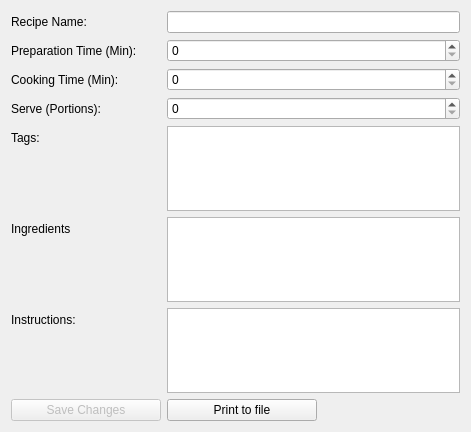
Before: the Qt Designer form edit_recipe.ui in slevasse/foodinator, drawn with Qt 5.
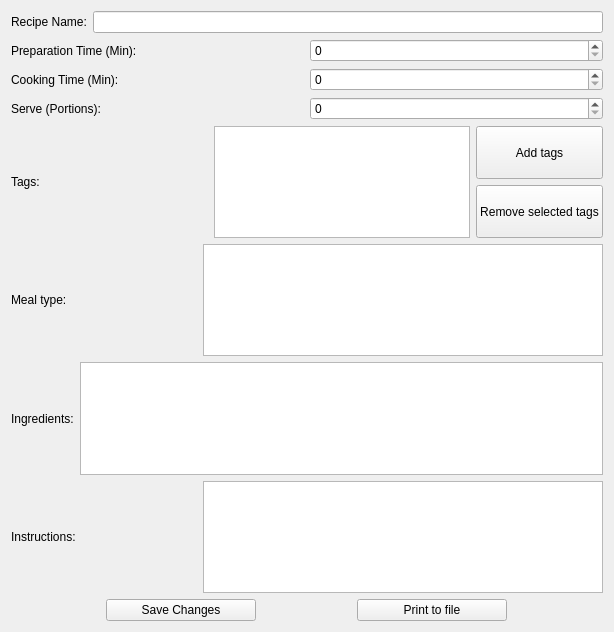
After: the same form once the commit is applied.

Commit message: worked more on the edit recipe popup. Can now edit all but ingredients and types.

What changed in the file:
```diff
--- a/edit_recipe.ui
+++ b/edit_recipe.ui
@@ -6,8 +6,8 @@
    <rect>
     <x>0</x>
     <y>0</y>
-    <width>471</width>
-    <height>432</height>
+    <width>614</width>
+    <height>632</height>
    </rect>
   </property>
   <property name="minimumSize">
@@ -25,18 +25,17 @@
   <property name="windowTitle">
    <string>Form</string>
   </property>
-  <layout class="QFormLayout" name="formLayout_2">
-   <property name="labelAlignment">
-    <set>Qt::AlignLeading|Qt::AlignLeft|Qt::AlignVCenter</set>
-   </property>
-   <item row="0" column="0">
+  <layout class="QVBoxLayout" name="verticalLayout">
+   <item>
+    <layout class="QHBoxLayout" name="horizontalLayout">
+     <item>
     <widget class="QLabel" name="label">
      <property name="text">
       <string>Recipe Name:</string>
      </property>
     </widget>
    </item>
-   <item row="0" column="1">
+     <item>
     <widget class="QLineEdit" name="lineEdit_edit_name">
      <property name="sizePolicy">
       <sizepolicy hsizetype="Expanding" vsizetype="Fixed">
@@ -49,82 +48,236 @@
      </property>
     </widget>
    </item>
-   <item row="1" column="0">
+    </layout>
+   </item>
+   <item>
+    <layout class="QHBoxLayout" name="horizontalLayout_2">
+     <item>
     <widget class="QLabel" name="label_2">
      <property name="text">
       <string>Preparation Time (Min):</string>
      </property>
     </widget>
    </item>
-   <item row="2" column="0">
+     <item>
+      <widget class="QSpinBox" name="spinBox_edit_prep_time">
+       <property name="maximum">
+        <number>1000</number>
+       </property>
+      </widget>
+     </item>
+    </layout>
+   </item>
+   <item>
+    <layout class="QHBoxLayout" name="horizontalLayout_3">
+     <item>
     <widget class="QLabel" name="label_3">
      <property name="text">
       <string>Cooking Time (Min):</string>
      </property>
     </widget>
    </item>
-   <item row="3" column="0">
+     <item>
+      <widget class="QSpinBox" name="spinBox_edit_cook_time">
+       <property name="maximum">
+        <number>1000</number>
+       </property>
+      </widget>
+     </item>
+    </layout>
+   </item>
+   <item>
+    <layout class="QHBoxLayout" name="horizontalLayout_4">
+     <item>
     <widget class="QLabel" name="label_4">
      <property name="text">
       <string>Serve (Portions):</string>
      </property>
     </widget>
    </item>
-   <item row="4" column="0">
+     <item>
+      <widget class="QSpinBox" name="spinBox_edit_portion">
+       <property name="maximum">
+        <number>1000</number>
+       </property>
+      </widget>
+     </item>
+    </layout>
+   </item>
+   <item>
+    <layout class="QHBoxLayout" name="horizontalLayout_5">
+     <item>
     <widget class="QLabel" name="label_5">
      <property name="text">
       <string>Tags:</string>
      </property>
     </widget>
    </item>
-   <item row="5" column="0">
+     <item>
+      <spacer name="horizontalSpacer">
+       <property name="orientation">
+        <enum>Qt::Horizontal</enum>
+       </property>
+       <property name="sizeHint" stdset="0">
+        <size>
+         <width>40</width>
+         <height>20</height>
+        </size>
+       </property>
+      </spacer>
+     </item>
+     <item>
+      <widget class="QListWidget" name="listWidget_edit_tags">
+       <property name="minimumSize">
+        <size>
+         <width>0</width>
+         <height>0</height>
+        </size>
+       </property>
+       <property name="selectionMode">
+        <enum>QAbstractItemView::ExtendedSelection</enum>
+       </property>
+      </widget>
+     </item>
+     <item>
+      <layout class="QVBoxLayout" name="verticalLayout_2">
+       <item>
+        <widget class="QPushButton" name="pushButton_add_tags">
+         <property name="sizePolicy">
+          <sizepolicy hsizetype="Minimum" vsizetype="Expanding">
+           <horstretch>0</horstretch>
+           <verstretch>0</verstretch>
+          </sizepolicy>
+         </property>
+         <property name="text">
+          <string>Add tags</string>
+         </property>
+        </widget>
+       </item>
+       <item>
+        <widget class="QPushButton" name="pushButton_remove_selected_tags">
+         <property name="sizePolicy">
+          <sizepolicy hsizetype="Minimum" vsizetype="Expanding">
+           <horstretch>0</horstretch>
+           <verstretch>0</verstretch>
+          </sizepolicy>
+         </property>
+         <property name="baseSize">
+          <size>
+           <width>0</width>
+           <height>0</height>
+          </size>
+         </property>
+         <property name="text">
+          <string>Remove selected tags</string>
+         </property>
+        </widget>
+       </item>
+      </layout>
+     </item>
+    </layout>
+   </item>
+   <item>
+    <layout class="QHBoxLayout" name="horizontalLayout_7">
+     <item>
+      <widget class="QLabel" name="label_8">
+       <property name="text">
+        <string>Meal type:</string>
+       </property>
+      </widget>
+     </item>
+     <item>
+      <spacer name="horizontalSpacer_2">
+       <property name="orientation">
+        <enum>Qt::Horizontal</enum>
+       </property>
+       <property name="sizeHint" stdset="0">
+        <size>
+         <width>40</width>
+         <height>20</height>
+        </size>
+       </property>
+      </spacer>
+     </item>
+     <item>
+      <widget class="QListWidget" name="listWidget_edit_type">
+       <property name="minimumSize">
+        <size>
+         <width>400</width>
+         <height>0</height>
+        </size>
+       </property>
+       <property name="selectionMode">
+        <enum>QAbstractItemView::ExtendedSelection</enum>
+       </property>
+       <property name="sortingEnabled">
+        <bool>false</bool>
+       </property>
+      </widget>
+     </item>
+    </layout>
+   </item>
+   <item>
+    <layout class="QHBoxLayout" name="horizontalLayout_6">
+     <item>
     <widget class="QLabel" name="label_6">
      <property name="text">
-      <string>Ingredients</string>
+        <string>Ingredients:</string>
      </property>
     </widget>
    </item>
-   <item row="6" column="0">
+     <item>
+      <widget class="QTableWidget" name="tableWidget_edit_ingredient">
+       <property name="minimumSize">
+        <size>
+         <width>400</width>
+         <height>0</height>
+        </size>
+       </property>
+      </widget>
+     </item>
+    </layout>
+   </item>
+   <item>
+    <layout class="QHBoxLayout" name="horizontalLayout_8">
+     <item>
     <widget class="QLabel" name="label_7">
      <property name="text">
       <string>Instructions:</string>
      </property>
     </widget>
    </item>
-   <item row="2" column="1">
-    <widget class="QSpinBox" name="spinBox_edit_cook_time">
-     <property name="maximum">
-      <number>1000</number>
-     </property>
-    </widget>
-   </item>
-   <item row="3" column="1">
-    <widget class="QSpinBox" name="spinBox_edit_portion">
-     <property name="maximum">
-      <number>1000</number>
-     </property>
-    </widget>
-   </item>
-   <item row="4" column="1">
-    <widget class="QListWidget" name="listWidget_edit_tags"/>
-   </item>
-   <item row="5" column="1">
-    <widget class="QTableWidget" name="tableWidget_edit_ingredient"/>
-   </item>
-   <item row="6" column="1">
-    <widget class="QPlainTextEdit" name="plainTextEdit_edit_instruction"/>
-   </item>
-   <item row="1" column="1">
-    <widget class="QSpinBox" name="spinBox_edit_prep_time">
-     <property name="maximum">
-      <number>1000</number>
+     <item>
+      <spacer name="horizontalSpacer_3">
+       <property name="orientation">
+        <enum>Qt::Horizontal</enum>
+       </property>
+       <property name="sizeHint" stdset="0">
+        <size>
+         <width>40</width>
+         <height>20</height>
+        </size>
+       </property>
+      </spacer>
+     </item>
+     <item>
+      <widget class="QPlainTextEdit" name="plainTextEdit_edit_instruction">
+       <property name="minimumSize">
+        <size>
+         <width>400</width>
+         <height>0</height>
+        </size>
      </property>
     </widget>
    </item>
-   <item row="7" column="0">
-    <widget class="QPushButton" name="pushButton_edit_save_2">
+    </layout>
+   </item>
+   <item>
+    <layout class="QHBoxLayout" name="horizontalLayout_9">
+     <item>
+      <widget class="QPushButton" name="pushButton_save">
      <property name="enabled">
-      <bool>false</bool>
+        <bool>true</bool>
      </property>
      <property name="sizePolicy">
       <sizepolicy hsizetype="Maximum" vsizetype="Fixed">
@@ -143,7 +296,7 @@
      </property>
     </widget>
    </item>
-   <item row="7" column="1">
+     <item>
     <widget class="QPushButton" name="pushButton_edit_print">
      <property name="sizePolicy">
       <sizepolicy hsizetype="Maximum" vsizetype="Fixed">
@@ -161,6 +314,8 @@
       <string>Print to file</string>
      </property>
     </widget>
+     </item>
+    </layout>
    </item>
   </layout>
  </widget>
```
Lines whose indentation alone changed are shown as unchanged. The commit also changes 7 other files.
